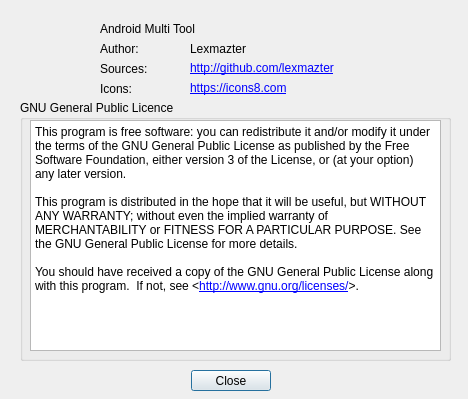
lexpaval/LxMultiTool, file AndroidMultiTool/aboutdialog.ui: the form before one commit.
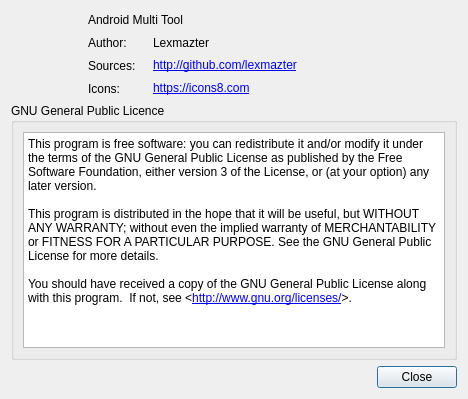
The form after the commit. Icons and pictures are not drawn.

Commit message:
[all] Use layouts
Better UI cohesion and all menus with tables can now be resized.

What changed in the file:
```diff
--- a/AndroidMultiTool/aboutdialog.ui
+++ b/AndroidMultiTool/aboutdialog.ui
@@ -18,37 +18,27 @@
   </property>
   <property name="maximumSize">
    <size>
-    <width>468</width>
-    <height>399</height>
+    <width>800</width>
+    <height>600</height>
    </size>
   </property>
   <property name="windowTitle">
    <string>About</string>
   </property>
-  <widget class="QDialogButtonBox" name="buttonBox">
-   <property name="geometry">
-    <rect>
-     <x>180</x>
-     <y>370</y>
-     <width>91</width>
-     <height>21</height>
-    </rect>
-   </property>
-   <property name="orientation">
-    <enum>Qt::Horizontal</enum>
-   </property>
-   <property name="standardButtons">
-    <set>QDialogButtonBox::Close</set>
-   </property>
-  </widget>
+  <layout class="QGridLayout" name="gridLayout">
+   <item row="0" column="0" rowspan="4">
   <widget class="QLabel" name="label">
-   <property name="geometry">
-    <rect>
-     <x>20</x>
-     <y>20</y>
+     <property name="minimumSize">
+      <size>
      <width>71</width>
      <height>71</height>
-    </rect>
+      </size>
+     </property>
+     <property name="maximumSize">
+      <size>
+       <width>71</width>
+       <height>71</height>
+      </size>
    </property>
    <property name="text">
     <string/>
@@ -60,103 +50,96 @@
     <bool>true</bool>
    </property>
   </widget>
-  <widget class="QGroupBox" name="groupBox">
-   <property name="geometry">
-    <rect>
-     <x>20</x>
-     <y>100</y>
-     <width>431</width>
-     <height>261</height>
-    </rect>
-   </property>
-   <property name="title">
-    <string>GNU General Public Licence</string>
-   </property>
-   <widget class="QTextBrowser" name="textBrowser">
-    <property name="geometry">
-     <rect>
-      <x>10</x>
-      <y>20</y>
-      <width>411</width>
-      <height>231</height>
-     </rect>
-    </property>
-    <property name="html">
-     <string>&lt;!DOCTYPE HTML PUBLIC &quot;-//W3C//DTD HTML 4.0//EN&quot; &quot;http://www.w3.org/TR/REC-html40/strict.dtd&quot;&gt;
-&lt;html&gt;&lt;head&gt;&lt;meta name=&quot;qrichtext&quot; content=&quot;1&quot; /&gt;&lt;style type=&quot;text/css&quot;&gt;
-p, li { white-space: pre-wrap; }
-&lt;/style&gt;&lt;/head&gt;&lt;body style=&quot; font-family:'MS Shell Dlg 2'; font-size:8.25pt; font-weight:400; font-style:normal;&quot;&gt;
-&lt;p style=&quot; margin-top:12px; margin-bottom:0px; margin-left:0px; margin-right:0px; -qt-block-indent:0; text-indent:0px;&quot;&gt;&lt;span style=&quot; font-family:'Courier New,courier'; font-size:9pt;&quot;&gt;This program is free software: you can redistribute it and/or modify it under the terms of the GNU General Public License as published by the Free Software Foundation, either version 3 of the License, or (at your option) any later version.&lt;/span&gt;&lt;/p&gt;
-&lt;p style=&quot;-qt-paragraph-type:empty; margin-top:0px; margin-bottom:0px; margin-left:0px; margin-right:0px; -qt-block-indent:0; text-indent:0px; font-family:'Courier New,courier'; font-size:9pt;&quot;&gt;&lt;br /&gt;&lt;/p&gt;
-&lt;p style=&quot; margin-top:0px; margin-bottom:0px; margin-left:0px; margin-right:0px; -qt-block-indent:0; text-indent:0px;&quot;&gt;&lt;span style=&quot; font-family:'Courier New,courier'; font-size:9pt;&quot;&gt;This program is distributed in the hope that it will be useful, but WITHOUT ANY WARRANTY; without even the implied warranty of MERCHANTABILITY or FITNESS FOR A PARTICULAR PURPOSE. See the GNU General Public License for more details.&lt;/span&gt;&lt;/p&gt;
-&lt;p style=&quot;-qt-paragraph-type:empty; margin-top:0px; margin-bottom:0px; margin-left:0px; margin-right:0px; -qt-block-indent:0; text-indent:0px; font-family:'Courier New,courier'; font-size:9pt;&quot;&gt;&lt;br /&gt;&lt;/p&gt;
-&lt;p style=&quot; margin-top:0px; margin-bottom:0px; margin-left:0px; margin-right:0px; -qt-block-indent:0; text-indent:0px;&quot;&gt;&lt;span style=&quot; font-family:'Courier New,courier'; font-size:9pt;&quot;&gt;You should have received a copy of the GNU General Public License along with this program.  If not, see &amp;lt;&lt;/span&gt;&lt;a href=&quot;http://www.gnu.org/licenses/&quot;&gt;&lt;span style=&quot; font-family:'Noto Sans'; font-size:9pt; text-decoration: underline; color:#0000ff;&quot;&gt;http://www.gnu.org/licenses/&lt;/span&gt;&lt;/a&gt;&lt;span style=&quot; font-family:'Courier New,courier'; font-size:9pt;&quot;&gt;&amp;gt;.&lt;/span&gt;&lt;/p&gt;&lt;/body&gt;&lt;/html&gt;</string>
-    </property>
-    <property name="openExternalLinks">
-     <bool>true</bool>
-    </property>
-   </widget>
-  </widget>
+   </item>
+   <item row="0" column="1" colspan="2">
   <widget class="QLabel" name="name_version">
-   <property name="geometry">
-    <rect>
-     <x>100</x>
-     <y>20</y>
+     <property name="minimumSize">
+      <size>
      <width>221</width>
      <height>17</height>
-    </rect>
+      </size>
+     </property>
+     <property name="maximumSize">
+      <size>
+       <width>221</width>
+       <height>17</height>
+      </size>
    </property>
    <property name="text">
     <string>Android Multi Tool</string>
    </property>
   </widget>
+   </item>
+   <item row="1" column="1">
   <widget class="QLabel" name="label_2">
-   <property name="geometry">
-    <rect>
-     <x>100</x>
-     <y>40</y>
+     <property name="minimumSize">
+      <size>
      <width>59</width>
      <height>17</height>
-    </rect>
+      </size>
+     </property>
+     <property name="maximumSize">
+      <size>
+       <width>59</width>
+       <height>17</height>
+      </size>
    </property>
    <property name="text">
     <string>Author:</string>
    </property>
   </widget>
-  <widget class="QLabel" name="label_3">
-   <property name="geometry">
-    <rect>
-     <x>100</x>
-     <y>60</y>
-     <width>59</width>
-     <height>17</height>
-    </rect>
-   </property>
-   <property name="text">
-    <string>Sources:</string>
-   </property>
-  </widget>
+   </item>
+   <item row="1" column="2">
   <widget class="QLabel" name="label_4">
-   <property name="geometry">
-    <rect>
-     <x>190</x>
-     <y>40</y>
+     <property name="minimumSize">
+      <size>
      <width>161</width>
      <height>17</height>
-    </rect>
+      </size>
+     </property>
+     <property name="maximumSize">
+      <size>
+       <width>161</width>
+       <height>17</height>
+      </size>
    </property>
    <property name="text">
     <string>Lexmazter</string>
    </property>
   </widget>
+   </item>
+   <item row="2" column="1">
+    <widget class="QLabel" name="label_3">
+     <property name="minimumSize">
+      <size>
+       <width>59</width>
+       <height>17</height>
+      </size>
+     </property>
+     <property name="maximumSize">
+      <size>
+       <width>59</width>
+       <height>17</height>
+      </size>
+     </property>
+     <property name="text">
+      <string>Sources:</string>
+     </property>
+    </widget>
+   </item>
+   <item row="2" column="2">
   <widget class="QLabel" name="label_5">
-   <property name="geometry">
-    <rect>
-     <x>190</x>
-     <y>60</y>
+     <property name="minimumSize">
+      <size>
      <width>191</width>
      <height>17</height>
-    </rect>
+      </size>
+     </property>
+     <property name="maximumSize">
+      <size>
+       <width>191</width>
+       <height>17</height>
+      </size>
    </property>
    <property name="text">
     <string>&lt;html&gt;&lt;head/&gt;&lt;body&gt;&lt;p&gt;&lt;a href=&quot;http://github.com/lexmazter&quot;&gt;&lt;span style=&quot; text-decoration: underline; color:#0000ff;&quot;&gt;http://github.com/lexmazter&lt;/span&gt;&lt;/a&gt;&lt;/p&gt;&lt;/body&gt;&lt;/html&gt;</string>
@@ -165,27 +148,39 @@
     <bool>true</bool>
    </property>
   </widget>
+   </item>
+   <item row="3" column="1">
   <widget class="QLabel" name="label_6">
-   <property name="geometry">
-    <rect>
-     <x>100</x>
-     <y>80</y>
+     <property name="minimumSize">
+      <size>
      <width>59</width>
      <height>17</height>
-    </rect>
+      </size>
+     </property>
+     <property name="maximumSize">
+      <size>
+       <width>59</width>
+       <height>17</height>
+      </size>
    </property>
    <property name="text">
     <string>Icons:</string>
    </property>
   </widget>
+   </item>
+   <item row="3" column="2">
   <widget class="QLabel" name="label_7">
-   <property name="geometry">
-    <rect>
-     <x>190</x>
-     <y>80</y>
+     <property name="minimumSize">
+      <size>
      <width>191</width>
      <height>17</height>
-    </rect>
+      </size>
+     </property>
+     <property name="maximumSize">
+      <size>
+       <width>191</width>
+       <height>17</height>
+      </size>
    </property>
    <property name="text">
     <string>&lt;html&gt;&lt;head/&gt;&lt;body&gt;&lt;p&gt;&lt;a href=&quot;https://icons8.com&quot;&gt;&lt;span style=&quot; text-decoration: underline; color:#0000ff;&quot;&gt;https://icons8.com&lt;/span&gt;&lt;/a&gt;&lt;/p&gt;&lt;/body&gt;&lt;/html&gt;</string>
@@ -194,6 +189,47 @@
     <bool>true</bool>
    </property>
   </widget>
+   </item>
+   <item row="4" column="0" colspan="3">
+    <widget class="QGroupBox" name="groupBox">
+     <property name="title">
+      <string>GNU General Public Licence</string>
+     </property>
+     <layout class="QGridLayout" name="gridLayout_2">
+      <item row="0" column="0">
+       <widget class="QTextBrowser" name="textBrowser">
+        <property name="html">
+         <string>&lt;!DOCTYPE HTML PUBLIC &quot;-//W3C//DTD HTML 4.0//EN&quot; &quot;http://www.w3.org/TR/REC-html40/strict.dtd&quot;&gt;
+&lt;html&gt;&lt;head&gt;&lt;meta name=&quot;qrichtext&quot; content=&quot;1&quot; /&gt;&lt;style type=&quot;text/css&quot;&gt;
+p, li { white-space: pre-wrap; }
+&lt;/style&gt;&lt;/head&gt;&lt;body style=&quot; font-family:'MS Shell Dlg 2'; font-size:8.25pt; font-weight:400; font-style:normal;&quot;&gt;
+&lt;p style=&quot; margin-top:12px; margin-bottom:0px; margin-left:0px; margin-right:0px; -qt-block-indent:0; text-indent:0px;&quot;&gt;&lt;span style=&quot; font-family:'Courier New,courier'; font-size:9pt;&quot;&gt;This program is free software: you can redistribute it and/or modify it under the terms of the GNU General Public License as published by the Free Software Foundation, either version 3 of the License, or (at your option) any later version.&lt;/span&gt;&lt;/p&gt;
+&lt;p style=&quot;-qt-paragraph-type:empty; margin-top:0px; margin-bottom:0px; margin-left:0px; margin-right:0px; -qt-block-indent:0; text-indent:0px; font-family:'Courier New,courier'; font-size:9pt;&quot;&gt;&lt;br /&gt;&lt;/p&gt;
+&lt;p style=&quot; margin-top:0px; margin-bottom:0px; margin-left:0px; margin-right:0px; -qt-block-indent:0; text-indent:0px;&quot;&gt;&lt;span style=&quot; font-family:'Courier New,courier'; font-size:9pt;&quot;&gt;This program is distributed in the hope that it will be useful, but WITHOUT ANY WARRANTY; without even the implied warranty of MERCHANTABILITY or FITNESS FOR A PARTICULAR PURPOSE. See the GNU General Public License for more details.&lt;/span&gt;&lt;/p&gt;
+&lt;p style=&quot;-qt-paragraph-type:empty; margin-top:0px; margin-bottom:0px; margin-left:0px; margin-right:0px; -qt-block-indent:0; text-indent:0px; font-family:'Courier New,courier'; font-size:9pt;&quot;&gt;&lt;br /&gt;&lt;/p&gt;
+&lt;p style=&quot; margin-top:0px; margin-bottom:0px; margin-left:0px; margin-right:0px; -qt-block-indent:0; text-indent:0px;&quot;&gt;&lt;span style=&quot; font-family:'Courier New,courier'; font-size:9pt;&quot;&gt;You should have received a copy of the GNU General Public License along with this program.  If not, see &amp;lt;&lt;/span&gt;&lt;a href=&quot;http://www.gnu.org/licenses/&quot;&gt;&lt;span style=&quot; font-family:'Noto Sans'; font-size:9pt; text-decoration: underline; color:#0000ff;&quot;&gt;http://www.gnu.org/licenses/&lt;/span&gt;&lt;/a&gt;&lt;span style=&quot; font-family:'Courier New,courier'; font-size:9pt;&quot;&gt;&amp;gt;.&lt;/span&gt;&lt;/p&gt;&lt;/body&gt;&lt;/html&gt;</string>
+        </property>
+        <property name="openExternalLinks">
+         <bool>true</bool>
+        </property>
+       </widget>
+      </item>
+     </layout>
+     <zorder>textBrowser</zorder>
+     <zorder>buttonBox</zorder>
+    </widget>
+   </item>
+   <item row="5" column="2">
+    <widget class="QDialogButtonBox" name="buttonBox">
+     <property name="orientation">
+      <enum>Qt::Horizontal</enum>
+     </property>
+     <property name="standardButtons">
+      <set>QDialogButtonBox::Close</set>
+     </property>
+    </widget>
+   </item>
+  </layout>
  </widget>
  <resources>
   <include location="icons.qrc"/>
```
Lines whose indentation alone changed are shown as unchanged. The commit also changes 8 other files.
